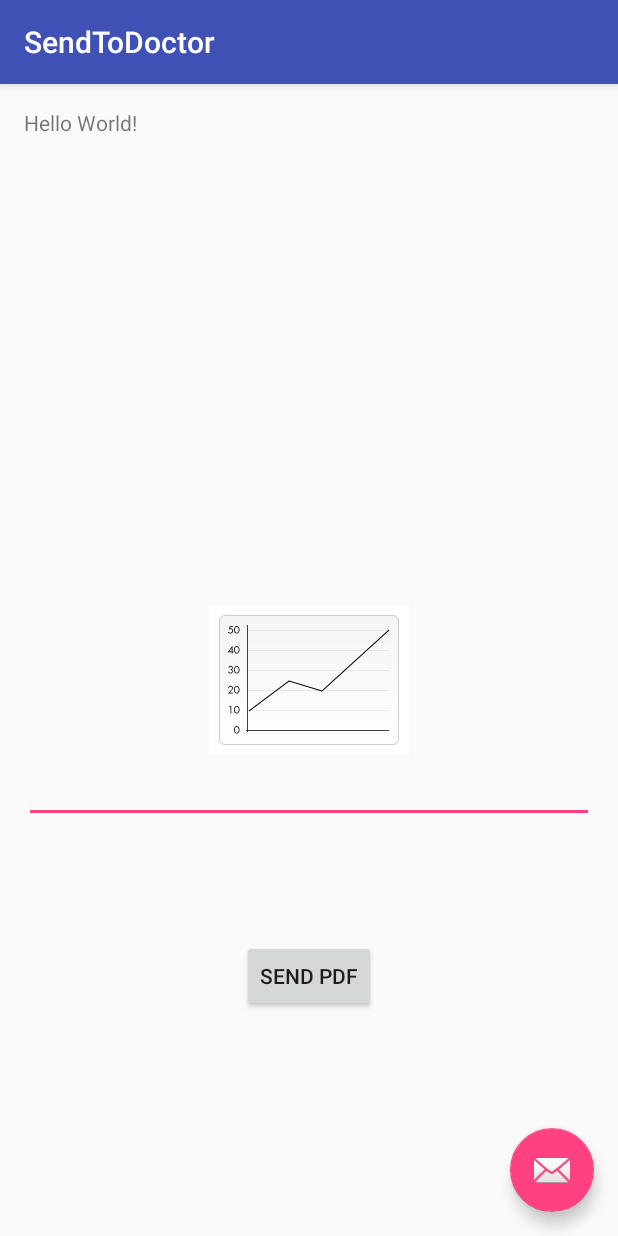
After one commit to cs160-berkeley/Group-6-Project, an Android app: the SendToDoctor screen opened directly, with no data from a screen before it, on a phone screen of 412 x 824 dp. The commit adds this screen. Run offline under Robolectric (Android 15) with nearby library versions, the phone set to English and light mode, and no system bars.

Commit message:
added pdf/email capability to send_to_doctor button. Make sure you download the gmail app from the play store to properly test the functionality

```diff
--- a/code/mobile/src/main/AndroidManifest.xml
+++ b/code/mobile/src/main/AndroidManifest.xml
@@ -2,6 +2,8 @@
 <manifest xmlns:android="http://schemas.android.com/apk/res/android"
     package="me.danieldobalian.balance">
 
+    <uses-permission android:name="android.permission.READ_EXTERNAL_STORAGE"/>
+    <uses-permission android:name="android.permission.WRITE_EXTERNAL_STORAGE"/>
     <uses-permission android:name="android.permission.WAKE_LOCK" />
 
     <application
@@ -39,6 +41,10 @@
         <activity
             android:name=".export"
             android:label="@string/title_activity_export"
+            android:theme="@style/AppTheme.NoActionBar" />
+        <activity
+            android:name=".SendToDoctor"
+            android:label="@string/title_activity_send_to_doctor"
             android:theme="@style/AppTheme.NoActionBar"></activity>
     </application>
 
--- /dev/null
+++ b/code/mobile/src/main/java/me/danieldobalian/balance/SendToDoctor.java
@@ -0,0 +1,112 @@
+package me.danieldobalian.balance;
+
+import android.content.Intent;
+import android.graphics.pdf.PdfDocument;
+import android.net.Uri;
+import android.os.Bundle;
+import android.os.Environment;
+import android.support.design.widget.FloatingActionButton;
+import android.support.design.widget.Snackbar;
+import android.support.v7.app.AppCompatActivity;
+import android.support.v7.widget.Toolbar;
+import android.util.Log;
+import android.view.View;
+import android.widget.Button;
+import android.widget.EditText;
+import android.widget.ImageView;
+import android.widget.TextView;
+
+import java.io.File;
+import java.io.FileOutputStream;
+import java.io.IOException;
+import java.io.OutputStream;
+import java.text.SimpleDateFormat;
+import java.util.Calendar;
+
+public class SendToDoctor extends AppCompatActivity {
+
+    Button btn;
+    TextView txt;
+    EditText addr;
+    Intent mShareIntent;
+    ImageView graph;
+
+
+    @Override
+    protected void onCreate(Bundle savedInstanceState) {
+        super.onCreate(savedInstanceState);
+        setContentView(R.layout.activity_send_to_doctor);
+        Toolbar toolbar = (Toolbar) findViewById(R.id.toolbar);
+        setSupportActionBar(toolbar);
+
+        FloatingActionButton fab = (FloatingActionButton) findViewById(R.id.fab);
+        fab.setOnClickListener(new View.OnClickListener() {
+            @Override
+            public void onClick(View view) {
+                Snackbar.make(view, "Replace with your own action", Snackbar.LENGTH_LONG)
+                        .setAction("Action", null).show();
+            }
+        });
+
+        btn = (Button) findViewById(R.id.pdf);
+        txt = (TextView) findViewById(R.id.hello);
+        addr = (EditText) findViewById(R.id.address);
+        graph = (ImageView) findViewById(R.id.imageView);
+        graph.setImageResource(R.drawable.graph);
+
+        btn.setOnClickListener(new View.OnClickListener() {
+            @Override
+            public void onClick(View v) {
+                Log.v("MAIN", "main234234click");
+                PdfDocument document;
+                document = new PdfDocument();
+                View content = findViewById(R.id.imageView);
+                PdfDocument.PageInfo pageInfo = new PdfDocument.PageInfo.Builder(content.getWidth(),content.getHeight(), 1).create();
+                PdfDocument.Page page = document.startPage(pageInfo);
+                content.draw(page.getCanvas());
+                document.finishPage(page);
+                SimpleDateFormat sdf = new SimpleDateFormat("ddMMyyyyhhmmss");
+                String pdfName = "my_med_report"
+                        + sdf.format(Calendar.getInstance().getTime()) + ".pdf";
+
+// all created files will be saved at path /sdcard/PDFDemo_AndroidSRC/
+                String directory = Environment.getExternalStorageDirectory().toString() + "/PDFs";
+                File dir = new File(directory);
+                String file = Environment.getExternalStorageDirectory().toString() + "/PDFs/" + pdfName;
+                String root = Environment.getExternalStorageDirectory().toString();
+                File outputFile = new File(file);
+                dir.mkdirs();
+
+
+                try {
+//                    outputFile.createNewFile();
+                    OutputStream out = new FileOutputStream(outputFile);
+                    document.writeTo(out);
+                    document.close();
+                    out.close();
+                } catch (IOException e) {
+                    Log.v("MAIN", "brokebrokebroke");
+                    e.printStackTrace();
+                }
+
+
+                File filelocation = new File(file);
+                Uri path = Uri.fromFile(filelocation);
+                Intent emailIntent = new Intent(Intent.ACTION_SEND);
+// set the type to 'email'
+                emailIntent .setType("vnd.android.cursor.dir/email");
+                String send_to = addr.getText().toString();
+                String to[] = {send_to};
+                emailIntent .putExtra(Intent.EXTRA_EMAIL, to);
+// the attachment
+                emailIntent .putExtra(Intent.EXTRA_STREAM, path);
+// the mail subject
+                emailIntent .putExtra(Intent.EXTRA_SUBJECT, "My Med Report");
+                startActivity(Intent.createChooser(emailIntent, "Send email..."));
+            }
+        });
+
+
+    }
+
+}
--- /dev/null
+++ b/code/mobile/src/main/res/layout/activity_send_to_doctor.xml
@@ -0,0 +1,34 @@
+<?xml version="1.0" encoding="utf-8"?>
+<android.support.design.widget.CoordinatorLayout xmlns:android="http://schemas.android.com/apk/res/android"
+    xmlns:app="http://schemas.android.com/apk/res-auto"
+    xmlns:tools="http://schemas.android.com/tools"
+    android:layout_width="match_parent"
+    android:layout_height="match_parent"
+    android:fitsSystemWindows="true"
+    tools:context="me.danieldobalian.balance.SendToDoctor">
+
+    <android.support.design.widget.AppBarLayout
+        android:layout_width="match_parent"
+        android:layout_height="wrap_content"
+        android:theme="@style/AppTheme.AppBarOverlay">
+
+        <android.support.v7.widget.Toolbar
+            android:id="@+id/toolbar"
+            android:layout_width="match_parent"
+            android:layout_height="?attr/actionBarSize"
+            android:background="?attr/colorPrimary"
+            app:popupTheme="@style/AppTheme.PopupOverlay" />
+
+    </android.support.design.widget.AppBarLayout>
+
+    <include layout="@layout/content_send_to_doctor" />
+
+    <android.support.design.widget.FloatingActionButton
+        android:id="@+id/fab"
+        android:layout_width="wrap_content"
+        android:layout_height="wrap_content"
+        android:layout_gravity="bottom|end"
+        android:layout_margin="@dimen/fab_margin"
+        android:src="@android:drawable/ic_dialog_email" />
+
+</android.support.design.widget.CoordinatorLayout>
--- /dev/null
+++ b/code/mobile/src/main/res/layout/content_send_to_doctor.xml
@@ -0,0 +1,53 @@
+<?xml version="1.0" encoding="utf-8"?>
+<RelativeLayout xmlns:android="http://schemas.android.com/apk/res/android"
+    xmlns:app="http://schemas.android.com/apk/res-auto"
+    xmlns:tools="http://schemas.android.com/tools"
+    android:layout_width="match_parent"
+    android:layout_height="match_parent"
+    android:paddingBottom="@dimen/activity_vertical_margin"
+    android:paddingLeft="@dimen/activity_horizontal_margin"
+    android:paddingRight="@dimen/activity_horizontal_margin"
+    android:paddingTop="@dimen/activity_vertical_margin"
+    app:layout_behavior="@string/appbar_scrolling_view_behavior"
+    tools:context="me.danieldobalian.balance.SendToDoctor"
+    tools:showIn="@layout/activity_send_to_doctor">
+    <TextView
+        android:layout_width="wrap_content"
+        android:layout_height="wrap_content"
+        android:text="Hello World!"
+        android:id="@+id/hello" />
+
+    <Button
+        android:layout_width="wrap_content"
+        android:layout_height="wrap_content"
+        android:text="Send PDF"
+        android:id="@+id/pdf"
+        android:layout_alignParentBottom="true"
+        android:layout_centerHorizontal="true"
+        android:layout_marginBottom="133dp" />
+
+    <EditText
+        android:layout_width="wrap_content"
+        android:layout_height="wrap_content"
+        android:inputType="textEmailAddress"
+        android:ems="10"
+        android:id="@+id/address"
+        android:layout_above="@+id/pdf"
+        android:layout_marginBottom="78dp"
+        android:layout_alignParentEnd="true"
+        android:layout_alignParentStart="true" />
+
+    <ImageView
+        android:layout_width="wrap_content"
+        android:layout_height="wrap_content"
+        android:id="@+id/imageView"
+        android:src="@drawable/graph"
+        android:layout_above="@+id/address"
+        android:layout_centerHorizontal="true" />
+
+
+
+
+
+
+</RelativeLayout>
--- a/code/mobile/src/main/res/values/strings.xml
+++ b/code/mobile/src/main/res/values/strings.xml
@@ -6,4 +6,5 @@
     <string name="title_activity_diet">Diet</string>
     <string name="title_activity_mood">Mood</string>
     <string name="title_activity_export">export</string>
+    <string name="title_activity_send_to_doctor">SendToDoctor</string>
 </resources>
```
Also changed, not shown: code/mobile/src/main/java/me/danieldobalian/balance/Dashboard.java (+2 -5 lines), code/mobile/src/main/res/drawable-hdpi/graph.png (added), 6 other files.
